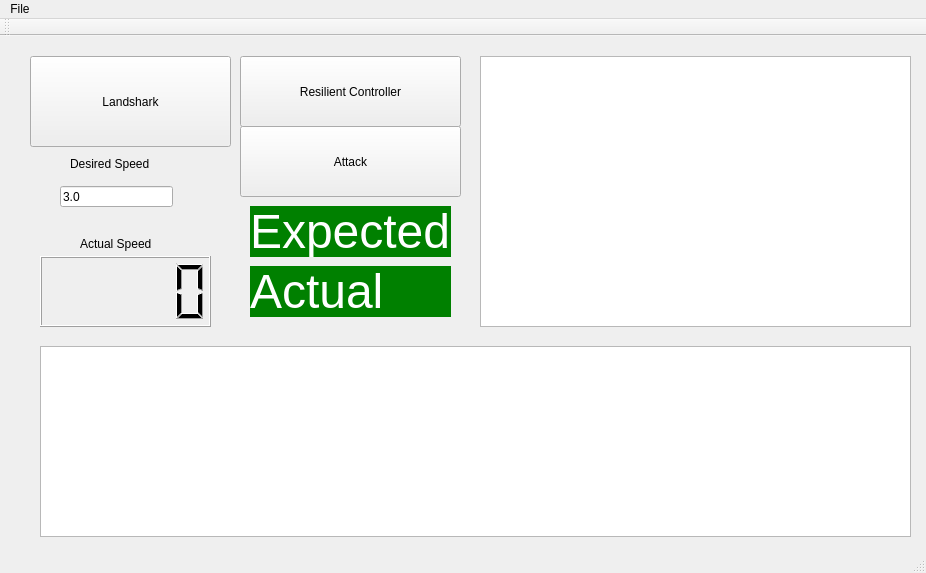
PRECISE/HACMSDemo, file hacms/mainwindow.ui: the form before one commit.
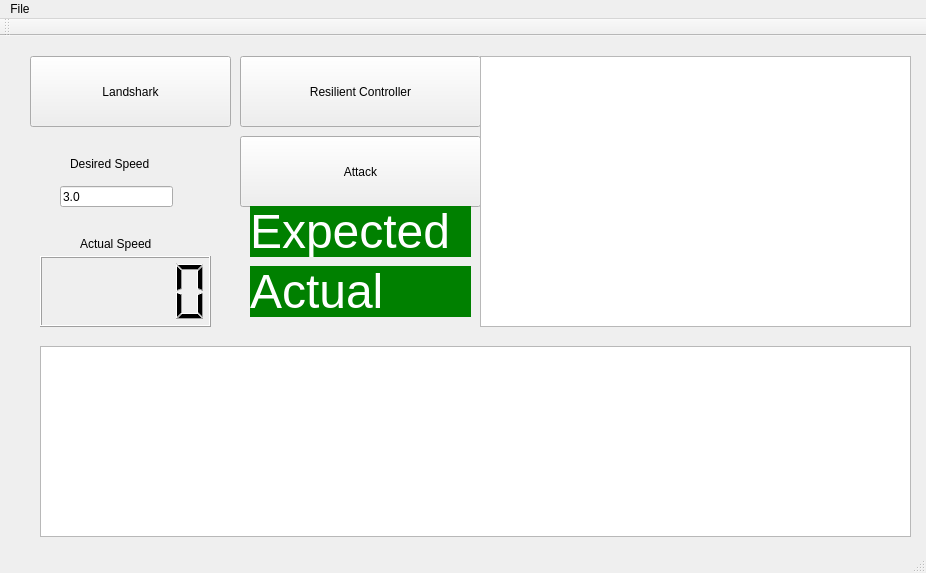
The form after the commit.

Commit message: Updated object sizes in the UI.

Patch:
```diff
--- a/hacms/mainwindow.ui
+++ b/hacms/mainwindow.ui
@@ -24,7 +24,7 @@
       <x>30</x>
       <y>20</y>
       <width>201</width>
-      <height>91</height>
+      <height>71</height>
      </rect>
     </property>
     <property name="text">
@@ -39,7 +39,7 @@
      <rect>
       <x>240</x>
       <y>20</y>
-      <width>221</width>
+      <width>241</width>
       <height>71</height>
      </rect>
     </property>
@@ -54,8 +54,8 @@
     <property name="geometry">
      <rect>
       <x>240</x>
-      <y>90</y>
-      <width>221</width>
+      <y>100</y>
+      <width>241</width>
       <height>71</height>
      </rect>
     </property>
@@ -81,7 +81,7 @@
      <rect>
       <x>250</x>
       <y>170</y>
-      <width>201</width>
+      <width>221</width>
       <height>51</height>
      </rect>
     </property>
@@ -102,7 +102,7 @@
      <rect>
       <x>250</x>
       <y>230</y>
-      <width>201</width>
+      <width>221</width>
       <height>51</height>
      </rect>
     </property>
```
The commit also changes 1 other file.
